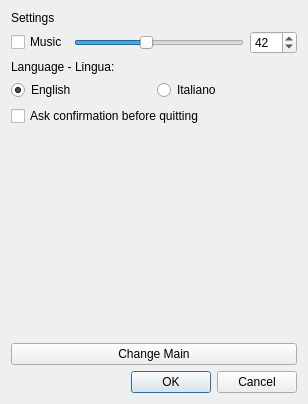
The window that settings.ui (Metsuryu/Star_Stuff) describes before a commit, drawn with Qt 5.
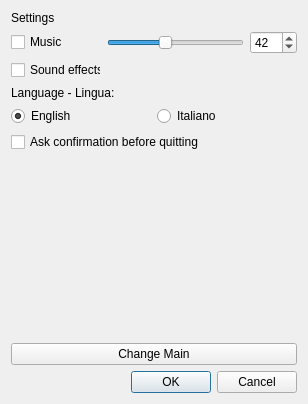
The same window after the commit.

The edit to the form file:
```diff
--- a/settings.ui
+++ b/settings.ui
@@ -14,14 +14,31 @@
    <string>Dialog</string>
   </property>
   <layout class="QGridLayout" name="gridLayout">
-   <item row="4" column="0">
+   <item row="9" column="0">
+    <widget class="QDialogButtonBox" name="OKCancel">
+     <property name="orientation">
+      <enum>Qt::Horizontal</enum>
+     </property>
+     <property name="standardButtons">
+      <set>QDialogButtonBox::Cancel|QDialogButtonBox::Ok</set>
+     </property>
+    </widget>
+   </item>
+   <item row="8" column="0">
+    <widget class="QPushButton" name="ChangeMain">
+     <property name="text">
+      <string>Change Main</string>
+     </property>
+    </widget>
+   </item>
+   <item row="6" column="0">
     <widget class="QCheckBox" name="CheckBox_QuitConfirmation">
      <property name="text">
       <string>Ask confirmation before quitting</string>
      </property>
     </widget>
    </item>
-   <item row="3" column="0">
+   <item row="5" column="0">
     <layout class="QHBoxLayout" name="horizontalLayout_2">
      <item>
       <widget class="QRadioButton" name="EngRadioButton">
@@ -42,21 +59,7 @@
      </item>
     </layout>
    </item>
-   <item row="0" column="0">
-    <widget class="QLabel" name="SettingsLabel">
-     <property name="text">
-      <string>Settings</string>
-     </property>
-    </widget>
-   </item>
-   <item row="2" column="0">
-    <widget class="QLabel" name="LanguageLabel">
-     <property name="text">
-      <string>Language - Lingua:</string>
-     </property>
-    </widget>
-   </item>
-   <item row="5" column="0">
+   <item row="7" column="0">
     <spacer name="verticalSpacer_2">
      <property name="orientation">
       <enum>Qt::Vertical</enum>
@@ -69,13 +72,13 @@
      </property>
     </spacer>
    </item>
-   <item row="7" column="0">
-    <widget class="QDialogButtonBox" name="OKCancel">
-     <property name="orientation">
-      <enum>Qt::Horizontal</enum>
-     </property>
-     <property name="standardButtons">
-      <set>QDialogButtonBox::Cancel|QDialogButtonBox::Ok</set>
+   <item row="2" column="0">
+    <layout class="QHBoxLayout" name="horizontalLayout_3"/>
+   </item>
+   <item row="0" column="0">
+    <widget class="QLabel" name="SettingsLabel">
+     <property name="text">
+      <string>Settings</string>
      </property>
     </widget>
    </item>
@@ -83,6 +86,12 @@
     <layout class="QHBoxLayout" name="horizontalLayout">
      <item>
       <widget class="QCheckBox" name="CheckBox_Music">
+       <property name="minimumSize">
+        <size>
+         <width>90</width>
+         <height>0</height>
+        </size>
+       </property>
        <property name="text">
         <string>Music</string>
        </property>
@@ -90,6 +99,12 @@
      </item>
      <item>
       <widget class="QSlider" name="Slider_Music">
+       <property name="maximumSize">
+        <size>
+         <width>184</width>
+         <height>16777215</height>
+        </size>
+       </property>
        <property name="maximum">
         <number>100</number>
        </property>
@@ -113,10 +128,29 @@
      </item>
     </layout>
    </item>
-   <item row="6" column="0">
-    <widget class="QPushButton" name="ChangeMain">
+   <item row="4" column="0">
+    <widget class="QLabel" name="LanguageLabel">
      <property name="text">
-      <string>Change Main</string>
+      <string>Language - Lingua:</string>
+     </property>
+    </widget>
+   </item>
+   <item row="3" column="0">
+    <widget class="QCheckBox" name="checkBox_sfx">
+     <property name="minimumSize">
+      <size>
+       <width>90</width>
+       <height>0</height>
+      </size>
+     </property>
+     <property name="maximumSize">
+      <size>
+       <width>90</width>
+       <height>16777215</height>
+      </size>
+     </property>
+     <property name="text">
+      <string>Sound effects</string>
      </property>
     </widget>
    </item>
```
